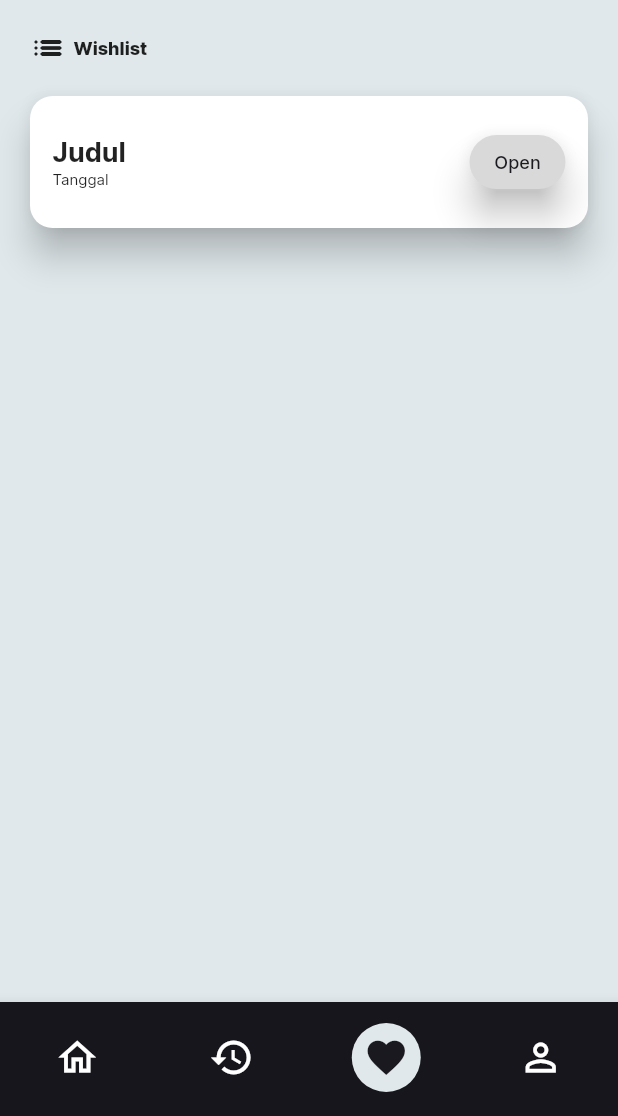
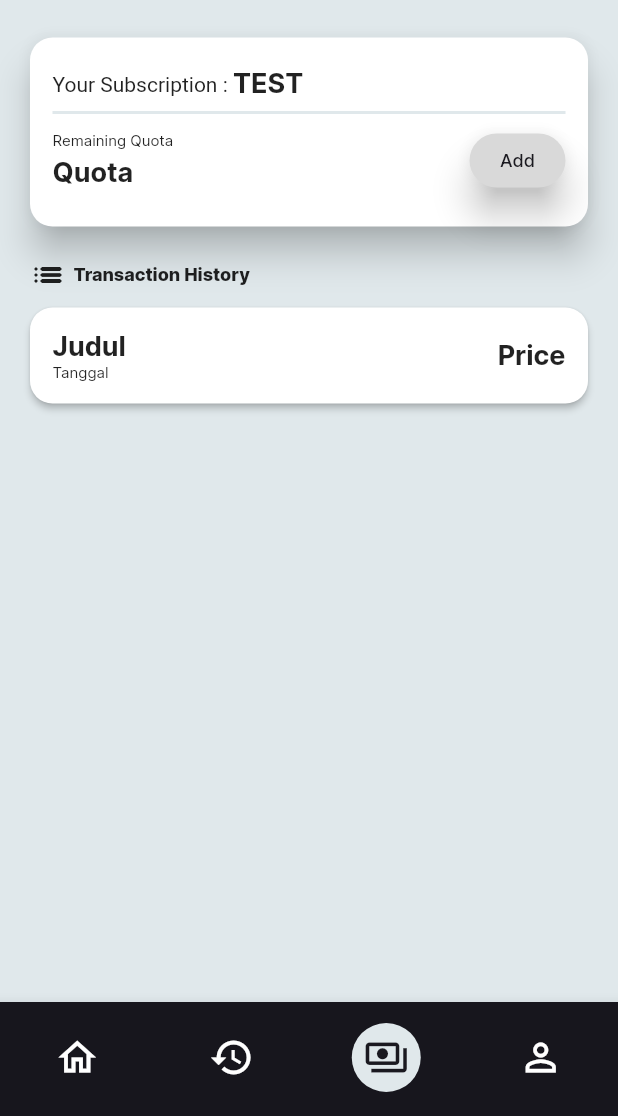
Before and after one commit to rhnzal/b2b-flutter, a Flutter app: the Home screen opened directly, item 3 of the bottom bar chosen, on a phone screen of 412 x 824 dp, the part 120-1236 px from its top. Run offline on Flutter 3.47's test engine with Material 2 defaults, Android fonts, the phone set to English and light mode, and no system bars; our stand-ins replace rounded_loading_button, shared_preferences, webview_flutter; accounts and stored records are empty; network calls fail.

Commit message:
removed favorite screen, add quota screen, bouncingscrollphysic

```diff
--- a/lib/home.dart
+++ b/lib/home.dart
@@ -2,9 +2,10 @@
 
 
 import 'package:flutter/material.dart';
-import 'package:projectb2b/screen/favoritescreen.dart';
+import 'package:projectb2b/screen/quotascreen.dart';
 import 'package:projectb2b/screen/historyscreen.dart';
 import 'package:projectb2b/screen/homescreen.dart';
+import 'package:projectb2b/screen/paymentscreen.dart';
 import 'package:projectb2b/screen/profilescreen.dart';
 
 class Home extends StatefulWidget {
@@ -18,7 +19,7 @@ class _HomeState extends State<Home> {
   final screen = [
     HomeScreen(),
     HistoryScreen(),
-    FavoriteScreen(),
+    QuotaScreen(),
     ProfileScreen()
   ];
   int currentIndex = 0;
@@ -77,8 +78,8 @@ class _HomeState extends State<Home> {
                     ),
                   )),
               BottomNavigationBarItem(
-                  icon: Icon(Icons.favorite_outline),
-                  label: 'Wishlist',
+                  icon: Icon(Icons.payments_outlined),
+                  label: 'Payment',
                   activeIcon: Container(
                     decoration: BoxDecoration(
                         color: Color.fromARGB(255, 224, 232, 235),
@@ -86,7 +87,7 @@ class _HomeState extends State<Home> {
                     child: Padding(
                       padding: EdgeInsets.all(8),
                       child: Icon(
-                        Icons.favorite,
+                        Icons.payments_outlined,
                         color: Color.fromARGB(255, 26, 25, 32),
                       ),
                     ),
--- a/lib/screen/homescreen.dart
+++ b/lib/screen/homescreen.dart
@@ -94,7 +94,7 @@ class _HomeScreenState extends State<HomeScreen> {
       body: json.encode({
         'url': url,
       }));
-  print(response.body);
+  // print(response.body);
   Navigator.pop(context);
   await getActivity();
   urlCon.clear();
@@ -280,6 +280,7 @@ class _HomeScreenState extends State<HomeScreen> {
                 axisDirection: AxisDirection.down,
                 color: Colors.white,
                 child: ListView.builder(
+                  physics: const BouncingScrollPhysics(),
                     itemCount: activity.length,
                     itemBuilder: (context, index) => Padding(
                           padding: const EdgeInsets.fromLTRB(20, 0, 20, 0),
--- a/lib/screen/paymentscreen.dart
+++ b/lib/screen/paymentscreen.dart
@@ -131,7 +131,7 @@ class _PaymentScreenState extends State<PaymentScreen> {
                         Padding(
                           padding: const EdgeInsets.only(left: 5),
                           child: Text(
-                            grid[index]['title'].toString().substring(6),
+                            grid[index]['title'].toString(),
                             style: const TextStyle(
                                 fontFamily: 'Inter',
                                 fontWeight: FontWeight.w700,
--- a/lib/screen/favoritescreen.dart
+++ b/lib/screen/quotascreen.dart
@@ -4,17 +4,18 @@ import 'dart:io';
 import 'package:flutter/cupertino.dart';
 import 'package:flutter/material.dart';
 import 'package:intl/intl.dart';
+import 'package:projectb2b/screen/paymentscreen.dart';
 import 'package:shared_preferences/shared_preferences.dart';
 import 'package:http/http.dart' as http;
 
-class FavoriteScreen extends StatefulWidget {
-  const FavoriteScreen({Key? key}) : super(key: key);
+class QuotaScreen extends StatefulWidget {
+  const QuotaScreen({Key? key}) : super(key: key);
 
   @override
-  State<FavoriteScreen> createState() => _FavoriteScreenState();
+  State<QuotaScreen> createState() => _QuotaScreenState();
 }
 
-class _FavoriteScreenState extends State<FavoriteScreen> {
+class _QuotaScreenState extends State<QuotaScreen> {
   late SharedPreferences prefs;
   String? displayName = '';
   // var list = [];
@@ -93,12 +94,12 @@ class _FavoriteScreenState extends State<FavoriteScreen> {
   );
 
   Widget wishlist = Container(
-      margin: const EdgeInsets.fromLTRB(20, 15, 10, 0),
+      margin: const EdgeInsets.fromLTRB(20, 0, 10, 10),
       child: Row(
         children: const [
           Icon(Icons.list_rounded),
           SizedBox( width: 5,),
-          Text('Wishlist',
+          Text('Transaction History',
             style: TextStyle(fontFamily: 'Inter', fontWeight: FontWeight.w800, fontSize: 12),
           )
         ],
@@ -114,6 +115,87 @@ class _FavoriteScreenState extends State<FavoriteScreen> {
       margin: const EdgeInsets.only(bottom: 20),
       child: Padding(
         padding:const EdgeInsets.fromLTRB(15, 20, 15, 20),
+        child: Column(
+          children: [
+            Row(
+              children: [
+                Text('Your Subscription : '),
+                //nama paket
+                Text('TEST',
+                  style: const TextStyle(
+                            fontFamily: 'Inter',
+                            fontWeight: FontWeight.w700,
+                            fontSize: 18),
+                )
+              ],
+            ),
+            Divider(
+              thickness: 2,
+              color: Color.fromARGB(255, 224, 232, 235),
+            ),
+            Row(
+              mainAxisAlignment: MainAxisAlignment.spaceBetween,
+              children: [
+                Expanded(
+                  child: Column(
+                    crossAxisAlignment: CrossAxisAlignment.start,
+                    children: [
+                      Text(
+                          'Remaining Quota',
+                        // DateFormat.yMMMd().format(DateTime.parse(activity[index]["createdAt"])),
+                          style: const TextStyle(
+                              fontFamily: 'Inter',
+                              fontWeight: FontWeight.w400,
+                              fontSize: 10)),
+                      SizedBox(
+                        height: 5,
+                      ),
+                      Text(
+                        // getUrl().toString(),
+                        'Quota',
+                        style: const TextStyle(
+                            fontFamily: 'Inter',
+                            fontWeight: FontWeight.w700,
+                            fontSize: 18),
+                        maxLines: 1,
+                        overflow: TextOverflow.ellipsis,
+                      ),
+                      // Text(activity[index]["createdAt"])
+                    ],
+                  ),
+                ),
+                ElevatedButton(
+                  style: ElevatedButton.styleFrom(
+                        onSurface: const Color.fromARGB(255, 255, 255, 255),
+                        primary: const Color.fromARGB(255, 217, 217, 217),
+                        shape: const StadiumBorder(),
+                        elevation: 10),
+                  onPressed: (){
+                    Navigator.push(context, MaterialPageRoute(builder: ((context) => PaymentScreen())));
+                  },
+                  child: Text('Add',
+                  style: TextStyle(
+                            fontFamily: 'Inter',
+                            fontWeight: FontWeight.w500,
+                            color: Color.fromARGB(255, 27, 26, 32),
+                            fontSize: 12)))
+              ],
+            ),
+          ],
+        ),
+      )
+    )
+  );
+
+Widget transactionList = Padding(
+    padding: const EdgeInsets.fromLTRB(20, 0, 20, 0),
+    child: Card(
+      elevation: 2,
+      shape: RoundedRectangleBorder(
+          borderRadius: BorderRadius.circular(15)),
+      margin: const EdgeInsets.only(bottom: 20),
+      child: Padding(
+        padding:const EdgeInsets.fromLTRB(15, 15, 15, 15),
         child: Row(
           mainAxisAlignment: MainAxisAlignment.spaceBetween,
           children: [
@@ -142,62 +224,16 @@ class _FavoriteScreenState extends State<FavoriteScreen> {
                 ],
               ),
             ),
-            ElevatedButton(
-              style: ElevatedButton.styleFrom(
-                    onSurface: const Color.fromARGB(255, 255, 255, 255),
-                    primary: const Color.fromARGB(255, 217, 217, 217),
-                    shape: const StadiumBorder(),
-                    elevation: 10),
-              onPressed: (){
-                showDialog(
-                  context: context,
-                  builder: ((context) => AlertDialog(
-                    shape: RoundedRectangleBorder(
-                      borderRadius: BorderRadius.all(Radius.circular(20))
-                    ),
-                    backgroundColor: Color.fromARGB(255, 224, 232, 235),
-                    title: Text('Open this URL ?',
-                    style: TextStyle(
-                      fontFamily: 'Inter',
-                      fontWeight: FontWeight.w500,
-                      fontSize: 20,
-                      color: Color.fromARGB(255, 26, 25, 32))),
-                    content: Container(
-                      height: 35,
-                      child: Text('URL')
-                      ),
-                    actions: [
-                      TextButton(
-                        style: ButtonStyle(
-                          overlayColor: MaterialStateProperty.all(Colors.transparent),
-                          minimumSize: MaterialStateProperty.all(Size.zero),
-                          tapTargetSize: MaterialTapTargetSize.shrinkWrap,
-                          padding: MaterialStateProperty.all(const EdgeInsets.fromLTRB(0, 0, 10, 10))),
-                        onPressed: (){
-                          Navigator.pop(context);
-                        },
-                        child: Text('Cancel',
-                        style: TextStyle(
-                                      color: Color.fromARGB(255, 23, 22, 29)))),
-                      TextButton(
-                        style: ButtonStyle(
-                          overlayColor: MaterialStateProperty.all(Colors.transparent),
-                          minimumSize: MaterialStateProperty.all(Size.zero),
-                          tapTargetSize: MaterialTapTargetSize.shrinkWrap,
-                          padding: MaterialStateProperty.all(const EdgeInsets.fromLTRB(0, 0, 20, 10))),
-                        onPressed: (){},
-                        child: Text('Ok',
-                        style: TextStyle(
-                                      color: Color.fromARGB(255, 23, 22, 29))))
-                    ],
-                  )));
-              },
-              child: Text('Open',
-              style: TextStyle(
+            Text(
+                    // getUrl().toString(),
+                    'Price',
+                    style: const TextStyle(
                         fontFamily: 'Inter',
-                        fontWeight: FontWeight.w500,
-                        color: Color.fromARGB(255, 27, 26, 32),
-                        fontSize: 12)))
+                        fontWeight: FontWeight.w700,
+                        fontSize: 18),
+                    maxLines: 1,
+                    overflow: TextOverflow.ellipsis,
+                  )
           ],
         ),
       )
@@ -329,7 +365,7 @@ class _FavoriteScreenState extends State<FavoriteScreen> {
     return Scaffold(
       backgroundColor: Color.fromARGB(255, 224, 232, 235),
       body: Column(
-        children: [welcomeUser, wishlist,favoriteList],
+        children: [welcomeUser,favoriteList, wishlist, transactionList],
       ),
     );
   }
```
